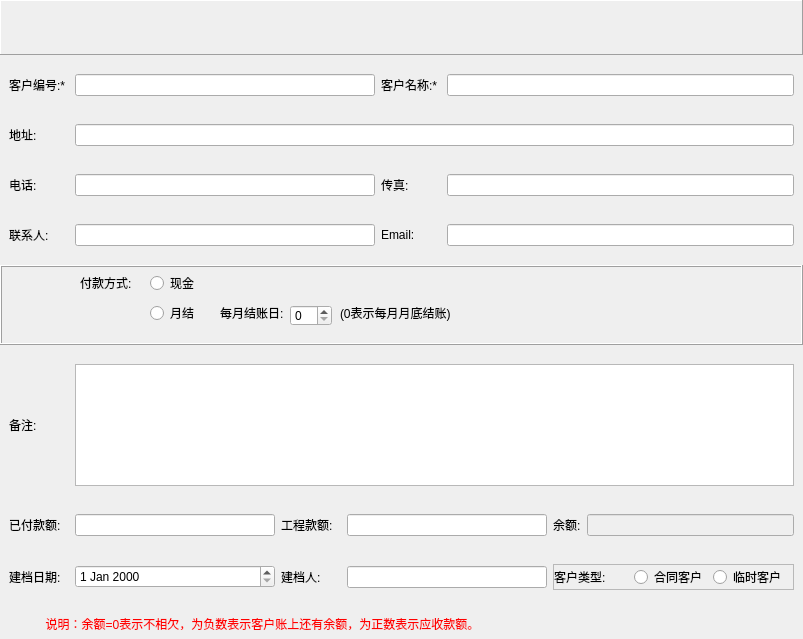
This is ui/second_level/clienteditdialog.ui in longcp/CarRentalManagement as Qt 5 draws it before an edit. The edited form follows.
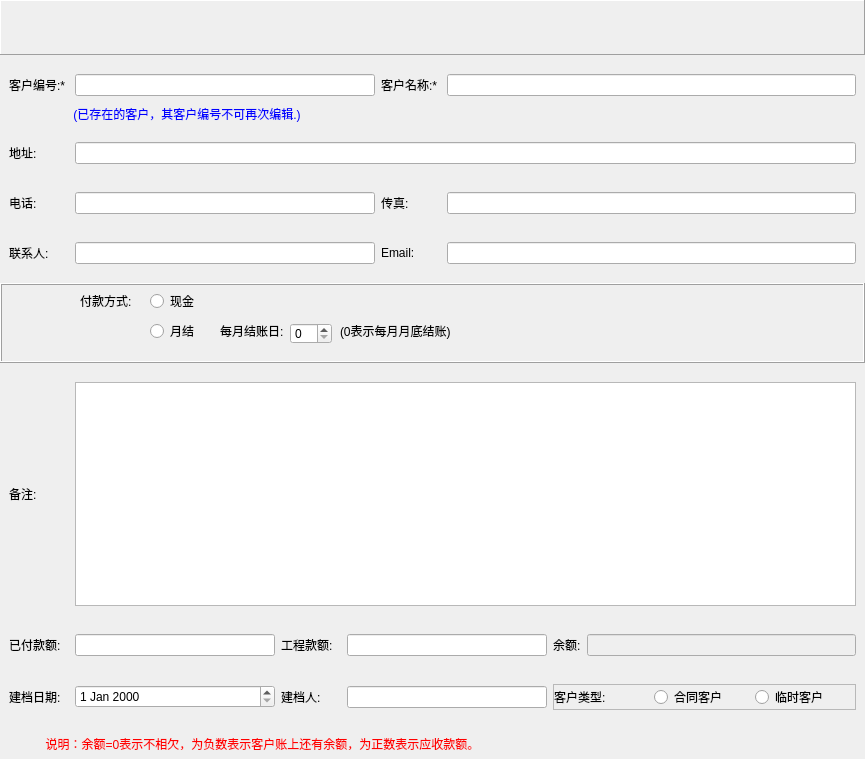
This is the edited form.

Commit message: 实现编辑客户资料事件

What changed in the file:
```diff
--- a/ui/second_level/clienteditdialog.ui
+++ b/ui/second_level/clienteditdialog.ui
@@ -6,8 +6,8 @@
    <rect>
     <x>0</x>
     <y>0</y>
-    <width>803</width>
-    <height>639</height>
+    <width>865</width>
+    <height>759</height>
    </rect>
   </property>
   <property name="windowTitle">
@@ -70,6 +70,24 @@
    </item>
    <item>
     <widget class="QWidget" name="widget" native="true">
+     <layout class="QVBoxLayout" name="verticalLayout">
+      <property name="spacing">
+       <number>0</number>
+      </property>
+      <property name="leftMargin">
+       <number>0</number>
+      </property>
+      <property name="topMargin">
+       <number>0</number>
+      </property>
+      <property name="rightMargin">
+       <number>0</number>
+      </property>
+      <property name="bottomMargin">
+       <number>0</number>
+      </property>
+      <item>
+       <widget class="QWidget" name="widget_10" native="true">
      <layout class="QHBoxLayout" name="horizontalLayout_2">
       <item>
        <widget class="QLabel" name="label">
@@ -127,6 +145,59 @@
       </item>
       <item>
        <widget class="QLineEdit" name="clientNameLineEdit"/>
+         </item>
+        </layout>
+       </widget>
+      </item>
+      <item>
+       <widget class="QWidget" name="widget_9" native="true">
+        <layout class="QHBoxLayout" name="horizontalLayout_6">
+         <property name="spacing">
+          <number>0</number>
+         </property>
+         <property name="leftMargin">
+          <number>0</number>
+         </property>
+         <property name="topMargin">
+          <number>0</number>
+         </property>
+         <property name="rightMargin">
+          <number>0</number>
+         </property>
+         <property name="bottomMargin">
+          <number>0</number>
+         </property>
+         <item>
+          <widget class="QLabel" name="label_19">
+           <property name="minimumSize">
+            <size>
+             <width>70</width>
+             <height>0</height>
+            </size>
+           </property>
+           <property name="maximumSize">
+            <size>
+             <width>70</width>
+             <height>16777215</height>
+            </size>
+           </property>
+           <property name="text">
+            <string/>
+           </property>
+          </widget>
+         </item>
+         <item>
+          <widget class="QLabel" name="label_20">
+           <property name="styleSheet">
+            <string notr="true">color: rgb(0, 0, 255);</string>
+           </property>
+           <property name="text">
+            <string> (已存在的客户，其客户编号不可再次编辑.)</string>
+           </property>
+          </widget>
+         </item>
+        </layout>
+       </widget>
       </item>
      </layout>
     </widget>
```
Lines whose indentation alone changed are shown as unchanged. The commit also changes 9 other files.
